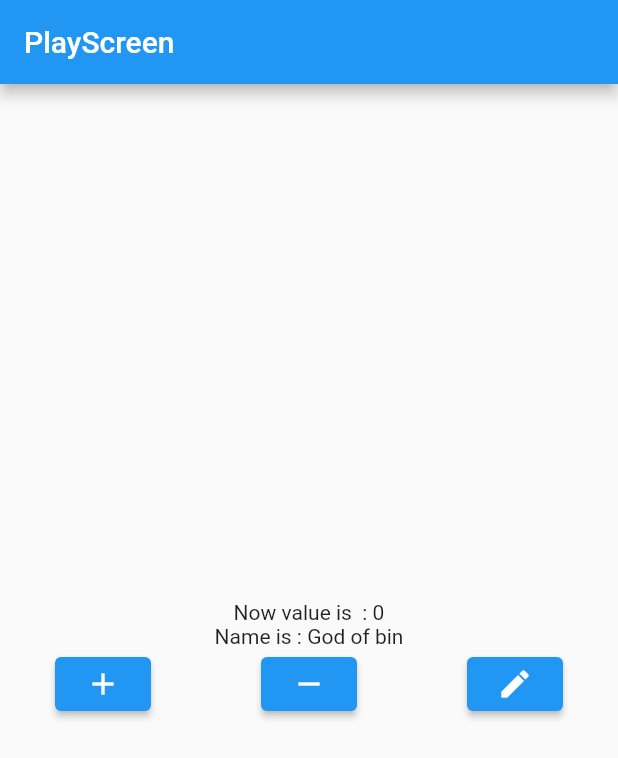
After one commit to boonkung/example2, a Flutter app: the screen it shows after launch, after a tap on the "add" icon, after a tap on the "remove" icon, after a tap on the "edit" icon, on a phone screen of 412 x 824 dp. The commit adds this screen. Shown: the top 758 px of the screen. Run offline on Flutter 3.47's test engine with Material 2 defaults, Android fonts, the phone set to English and light mode, and no system bars.

Commit message:
add elevatedbutton

```diff
--- a/lib/main.dart
+++ b/lib/main.dart
@@ -1,4 +1,4 @@
-import 'package:example2/screen/home_screen.dart';
+import 'package:example2/screen/play_screen.dart';
 import 'package:flutter/material.dart';
 
 void main() {
@@ -15,7 +15,7 @@ class MyApp extends StatelessWidget {
       theme: ThemeData(
         primarySwatch: Colors.blue,
       ),
-      home: const HomeScreen(),
+      home: const PlayScreen(),
     );
   }
 }
--- /dev/null
+++ b/lib/screen/play_screen.dart
@@ -0,0 +1,66 @@
+import 'package:flutter/material.dart';
+
+class PlayScreen extends StatefulWidget {
+  const PlayScreen({Key? key}) : super(key: key);
+
+  @override
+  State<PlayScreen> createState() => _PlayScreenState();
+}
+
+class _PlayScreenState extends State<PlayScreen> {
+  int number = 0;
+
+  String name = "God of war";
+  void increments() {
+    setState(() {
+      number++;
+    });
+  }
+
+  void decrements() {
+    setState(() {
+      number--;
+    });
+  }
+
+  void ChangeName(String newName) {
+    setState(() {
+      name = newName;
+    });
+  }
+
+  @override
+  Widget build(BuildContext context) {
+    return Scaffold(
+      appBar: AppBar(
+        title: Text("PlayScreen"),
+      ),
+      body: Container(
+        child: Column(
+          mainAxisAlignment: MainAxisAlignment.center,
+          children: [
+            Text("Now value is  : ${number}"),
+            Text("Name is : ${name}"),
+            Row(
+              mainAxisAlignment: MainAxisAlignment.spaceAround,
+              children: [
+                ElevatedButton(
+                  onPressed: increments,
+                  child: Icon(Icons.add),
+                ),
+                ElevatedButton(
+                  onPressed: decrements,
+                  child: Icon(Icons.remove),
+                ),
+                ElevatedButton(
+                  onPressed: () => {ChangeName("God of bin")},
+                  child: Icon(Icons.edit),
+                ),
+              ],
+            ),
+          ],
+        ),
+      ),
+    );
+  }
+}
```
